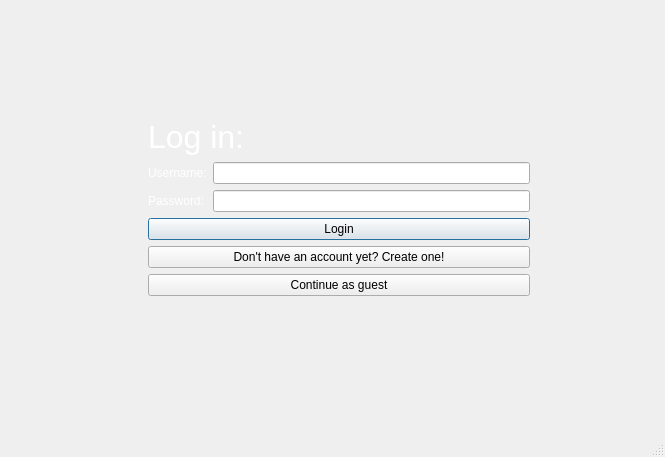
The window that client/src/mainwindow.ui (Dargoswwwe/smc-library) describes before a commit, drawn with Qt 5.
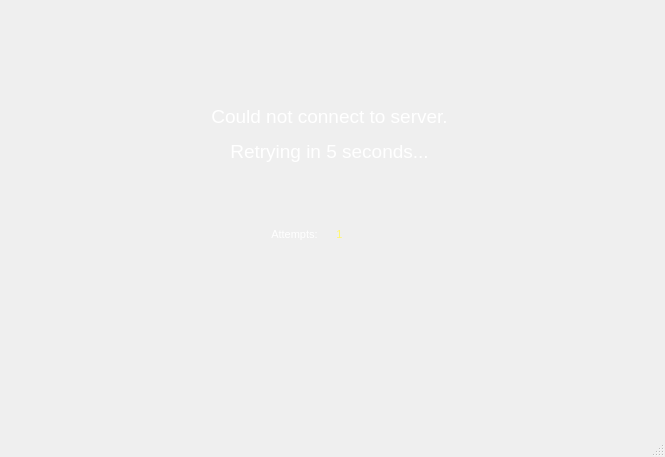
The same window after the commit. The open tabs and pages were chosen to show the change. Icons and pictures are not drawn.

Commit message: Added connection error page to ui

Patch:
```diff
--- a/client/src/mainwindow.ui
+++ b/client/src/mainwindow.ui
@@ -32,6 +32,11 @@
         <verstretch>0</verstretch>
        </sizepolicy>
       </property>
+      <property name="font">
+       <font>
+        <pointsize>4</pointsize>
+       </font>
+      </property>
       <property name="currentIndex">
        <number>0</number>
       </property>
@@ -993,6 +998,47 @@
         </item>
        </layout>
       </widget>
+      <widget class="QWidget" name="pageConnectionError">
+       <widget class="QLabel" name="accountSettingsLabel_2">
+        <property name="geometry">
+         <rect>
+          <x>150</x>
+          <y>90</y>
+          <width>341</width>
+          <height>71</height>
+         </rect>
+        </property>
+        <property name="text">
+         <string>&lt;html&gt;&lt;head/&gt;&lt;body&gt;&lt;p align=&quot;center&quot;&gt;&lt;span style=&quot; font-size:14pt; color:#ffffff;&quot;&gt;Could not connect to server.&lt;/span&gt;&lt;/p&gt;&lt;p align=&quot;center&quot;&gt;&lt;span style=&quot; font-size:14pt; color:#ffffff;&quot;&gt;Retrying in 5 seconds...&lt;/span&gt;&lt;/p&gt;&lt;/body&gt;&lt;/html&gt;</string>
+        </property>
+       </widget>
+       <widget class="QLabel" name="accountSettingsLabel_3">
+        <property name="geometry">
+         <rect>
+          <x>250</x>
+          <y>190</y>
+          <width>71</width>
+          <height>71</height>
+         </rect>
+        </property>
+        <property name="text">
+         <string>&lt;html&gt;&lt;head/&gt;&lt;body&gt;&lt;p align=&quot;center&quot;&gt;&lt;span style=&quot; font-size:8pt; color:#ffffff;&quot;&gt;Attempts:&lt;/span&gt;&lt;/p&gt;&lt;/body&gt;&lt;/html&gt;</string>
+        </property>
+       </widget>
+       <widget class="QLabel" name="attemptNumber">
+        <property name="geometry">
+         <rect>
+          <x>310</x>
+          <y>190</y>
+          <width>41</width>
+          <height>71</height>
+         </rect>
+        </property>
+        <property name="text">
+         <string>&lt;html&gt;&lt;head/&gt;&lt;body&gt;&lt;p align=&quot;center&quot;&gt;&lt;span style=&quot; font-size:8pt; color:#fff672;&quot;&gt;1&lt;/span&gt;&lt;/p&gt;&lt;/body&gt;&lt;/html&gt;</string>
+        </property>
+       </widget>
+      </widget>
      </widget>
     </item>
    </layout>
```
The commit also changes 1 other file.
